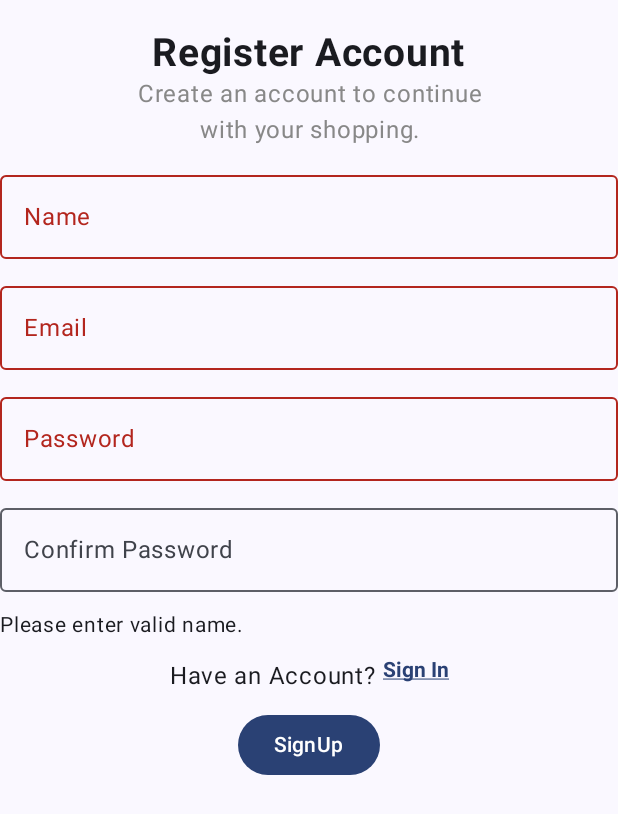
After one commit to Hysgddyhd/Gadget_item_list-android, an Android app built with Jetpack Compose: the composable PersonSignUpScreen shown on its own in the app's theme, on a phone screen of 412 x 824 dp. The commit adds this screen. Shown: the top 814 px of the screen. Run offline under Robolectric (Android 15) with nearby library versions, the phone set to English and light mode, and no system bars; our stand-ins replace Firebase (no records; nobody signed in at launch, a user with empty details on screens opened directly).

Commit message:
change user profile layout

```diff
--- a/app/src/main/java/com/example/gadgetlist/data/GoodsRepository.kt
+++ b/app/src/main/java/com/example/gadgetlist/data/GoodsRepository.kt
@@ -40,4 +40,13 @@ interface GoodsRepository {
      * Update item in the data source
      */
     suspend fun updateGood(good: Good)
+
+    //create user
+    suspend fun createUser(user: User)
+    //update user info
+    suspend fun updateUser(user: User)
+    //get user info
+    fun getUserById(uid:String): Flow<User>
+
+
 }
--- a/app/src/main/java/com/example/gadgetlist/data/InventoryDatabase.kt
+++ b/app/src/main/java/com/example/gadgetlist/data/InventoryDatabase.kt
@@ -5,8 +5,8 @@ import android.util.Log
 import androidx.room.Database
 import androidx.room.Room
 import androidx.room.RoomDatabase
-
-@Database(entities = [Good::class], version = 1, exportSchema = true)
+//add user table
+@Database(entities = [Good::class,User::class], version = 2, exportSchema = true)
 abstract class InventoryDatabase : RoomDatabase() {
 
     abstract fun goodDao(): GoodDao
--- a/app/src/main/java/com/example/gadgetlist/data/OfflineGoodsRepository.kt
+++ b/app/src/main/java/com/example/gadgetlist/data/OfflineGoodsRepository.kt
@@ -51,6 +51,11 @@ class OfflineGoodsRepository(private val goodDao: GoodDao): GoodsRepository {
 
     override suspend fun updateGood(good: Good) =goodDao.updateGood(good)
 
+    override suspend fun createUser(user: User) =goodDao.createUser(user)
+
+    override suspend fun updateUser(user: User) =goodDao.updateUser(user)
+
+    override fun getUserById(uid: String) = goodDao.getUserById(uid)
 
 
 }
--- a/app/src/main/java/com/example/gadgetlist/ui/AppViewModelProvider.kt
+++ b/app/src/main/java/com/example/gadgetlist/ui/AppViewModelProvider.kt
@@ -10,8 +10,8 @@ import com.example.gadgetlist.ui.home.HomeViewModel
 import com.example.gadgetlist.ui.item.GoodEditViewModel
 import com.example.gadgetlist.ui.item.GoodEntryViewModel
 import com.example.gadgetlist.ui.item.GoodTradeViewModel
-import com.example.gadgetlist.ui.profile.PersonProfileScreen
-import com.example.gadgetlist.ui.profile.PersonProfileViewModel
+import com.example.gadgetlist.ui.login.PersonProfileViewModel
+import com.example.gadgetlist.ui.profile.PersonViewModel
 import com.example.gadgetlist.ui.search.GoodSearchViewModel
 
 object AppViewModelProvider {
@@ -56,6 +56,15 @@ object AppViewModelProvider {
         initializer {
             PersonProfileViewModel(
                 this.createSavedStateHandle(),
+                inventoryApplication().container.goodsRepository,
+                inventoryApplication().container.auth
+            )
+        }
+        //initial PersonViewModel
+        initializer {
+            PersonViewModel(
+                this.createSavedStateHandle(),
+                inventoryApplication().container.goodsRepository,
                 inventoryApplication().container.auth
             )
         }
--- /dev/null
+++ b/app/src/main/java/com/example/gadgetlist/ui/login/PersonSignUpScreen.kt
@@ -0,0 +1,263 @@
+package com.example.gadgetlist.ui.login
+
+
+
+import android.util.Patterns
+import androidx.compose.foundation.clickable
+import androidx.compose.foundation.layout.Arrangement
+import androidx.compose.foundation.layout.Box
+import androidx.compose.foundation.layout.Column
+import androidx.compose.foundation.layout.Row
+import androidx.compose.foundation.layout.Spacer
+import androidx.compose.foundation.layout.fillMaxSize
+import androidx.compose.foundation.layout.fillMaxWidth
+import androidx.compose.foundation.layout.height
+import androidx.compose.foundation.layout.padding
+import androidx.compose.foundation.text.KeyboardOptions
+import androidx.compose.material.icons.Icons
+import androidx.compose.material.icons.filled.Email
+import androidx.compose.material.icons.filled.Error
+import androidx.compose.material.icons.filled.Password
+import androidx.compose.material.icons.filled.Person3
+import androidx.compose.material3.Button
+import androidx.compose.material3.MaterialTheme
+import androidx.compose.material3.OutlinedTextField
+import androidx.compose.material3.Text
+import androidx.compose.runtime.Composable
+import androidx.compose.runtime.getValue
+import androidx.compose.runtime.mutableStateOf
+import androidx.compose.runtime.remember
+import androidx.compose.runtime.rememberCoroutineScope
+import androidx.compose.runtime.setValue
+import androidx.compose.ui.Alignment
+import androidx.compose.ui.Modifier
+import androidx.compose.ui.graphics.Color
+import androidx.compose.ui.text.TextStyle
+import androidx.compose.ui.text.font.FontWeight
+import androidx.compose.ui.text.input.ImeAction
+import androidx.compose.ui.text.input.KeyboardType
+import androidx.compose.ui.text.input.VisualTransformation
+import androidx.compose.ui.text.style.TextAlign
+import androidx.compose.ui.text.style.TextDecoration
+import androidx.compose.ui.unit.dp
+import androidx.compose.ui.unit.sp
+import androidx.compose.material3.Scaffold
+import androidx.compose.material3.SnackbarHost
+import androidx.compose.material3.SnackbarHostState
+import androidx.lifecycle.viewmodel.compose.viewModel
+import com.example.gadgetlist.ui.AppViewModelProvider
+import kotlinx.coroutines.launch
+
+
+@Composable
+fun PersonSignUpScreen(
+    toSign:()->Unit,
+    viewModel: PersonProfileViewModel =viewModel(factory = AppViewModelProvider.Factory),
+) {
+    var confirmPass by remember { mutableStateOf("") }
+    //deteled address and
+    val emailErrorState = remember { mutableStateOf(false) }
+    val passwordErrorState = remember { mutableStateOf(false) }
+    val conPasswordErrorState = remember { mutableStateOf(false) }
+    val nameErrorState = remember { mutableStateOf(false) }
+
+    val animate = remember { mutableStateOf(true) }
+
+    val personProfileUiState = viewModel.personProfileUiState
+    val coroutineScope = rememberCoroutineScope()
+    val snackbarHostState = remember { SnackbarHostState() }
+        Scaffold(
+        snackbarHost = {
+            SnackbarHost(hostState = snackbarHostState)
+        },
+) { contentPadding ->
+    Column(
+        modifier = Modifier
+            .fillMaxSize()
+            .padding(contentPadding),
+        horizontalAlignment = Alignment.CenterHorizontally
+    ) {
+        Row(
+            modifier = Modifier
+                .fillMaxWidth(),
+            verticalAlignment = Alignment.CenterVertically,
+            horizontalArrangement = Arrangement.SpaceBetween
+        ) {
+            Box(modifier = Modifier.weight(0.7f)) {
+                animate.value = !animate.value
+
+            }
+        }
+        Spacer(modifier = Modifier.height(20.dp))
+        Text(
+            text = "Register Account",
+            fontSize = 26.sp,
+            fontWeight = FontWeight.Bold
+        )
+        Text(
+            text = "Create an account to continue\nwith your shopping.",
+            color = Color.Gray,
+            textAlign = TextAlign.Center
+        )
+        Spacer(modifier = Modifier.height(10.dp))
+        //name field
+        OutlinedTextField(
+            value = personProfileUiState.name,
+            isError = nameErrorState.value,
+            onValueChange = { viewModel.updateName(it.trim()) },
+            trailingIcon = { Icons.Filled.Person3 },
+            label = { Text("Name") },
+            keyboardOptions = KeyboardOptions.Default.copy(
+                keyboardType = KeyboardType.Text,
+                imeAction = ImeAction.Next
+            ),
+            visualTransformation = VisualTransformation.None,
+            singleLine = true,
+            modifier = Modifier.fillMaxWidth()
+        )
+
+        Spacer(modifier = Modifier.height(10.dp))
+        //email field
+        OutlinedTextField(
+            value = personProfileUiState.email,
+            isError = emailErrorState.value,
+            onValueChange = { viewModel.updateEmail(it.trim()) },
+            trailingIcon = { Icons.Filled.Email },
+            label = { Text("Email") },
+            keyboardOptions = KeyboardOptions.Default.copy(
+                keyboardType = KeyboardType.Text,
+                imeAction = ImeAction.Next
+            ),
+            visualTransformation = VisualTransformation.None,
+            singleLine = true,
+            modifier = Modifier.fillMaxWidth()
+        )
+        Spacer(modifier = Modifier.height(10.dp))
+
+        //password field
+        OutlinedTextField(
+            value = personProfileUiState.password,
+            isError = passwordErrorState.value,
+            onValueChange = { viewModel.updatePassword(it.trim()) },
+            trailingIcon = { Icons.Filled.Password },
+            label = { Text("Password") },
+            keyboardOptions = KeyboardOptions.Default.copy(
+                keyboardType = KeyboardType.Password,
+                imeAction = ImeAction.Next
+            ),
+            visualTransformation = VisualTransformation.None,
+            singleLine = true,
+            modifier = Modifier.fillMaxWidth()
+        )
+        Spacer(modifier = Modifier.height(10.dp))
+
+        //confirm password field
+        OutlinedTextField(
+            value = confirmPass,
+            isError = conPasswordErrorState.value,
+            onValueChange = { confirmPass = it.trim() },
+            trailingIcon = { Icons.Filled.Password },
+            label = { Text("Confirm Password") },
+            keyboardOptions = KeyboardOptions.Default.copy(
+                keyboardType = KeyboardType.Password,
+                imeAction = ImeAction.Next
+            ),
+            visualTransformation = VisualTransformation.None,
+            singleLine = true,
+            modifier = Modifier.fillMaxWidth()
+        )
+
+
+        Spacer(modifier = Modifier.height(10.dp))
+
+        when {
+            nameErrorState.value -> {
+                ErrorSuggestion(message = "Please enter valid name.")
+            }
+
+            emailErrorState.value -> {
+                ErrorSuggestion(message = "Please enter valid email address.")
+            }
+
+            passwordErrorState.value -> {
+                ErrorSuggestion(message = "Please enter valid password.")
+            }
+
+            conPasswordErrorState.value -> {
+                ErrorSuggestion(message = "Confirm Password miss matched.")
+            }
+        }
+
+        val isNameValid =
+            personProfileUiState.name.isEmpty() || personProfileUiState.name.length < 3
+        //email pattern
+        val pattern = Patterns.EMAIL_ADDRESS
+        val isEmailValid = pattern.matcher(personProfileUiState.email).matches()
+        val isPassValid = personProfileUiState.password.length >= 6
+        val conPassMatch = personProfileUiState.password == confirmPass
+        nameErrorState.value = isNameValid
+        emailErrorState.value = !isEmailValid
+        passwordErrorState.value = !isPassValid
+        conPasswordErrorState.value = !conPassMatch
+
+        Spacer(modifier = Modifier.height(10.dp))
+
+        Row(
+            modifier = Modifier
+                .fillMaxWidth(),
+            horizontalArrangement = Arrangement.Center
+        ) {
+            Text(text = "Have an Account? ")
+            Text(
+                text = "Sign In",
+                fontWeight = FontWeight.Bold,
+                color = MaterialTheme.colorScheme.primary,
+                style = TextStyle(textDecoration = TextDecoration.Underline),
+                modifier = Modifier
+                    .clickable {
+                        toSign()
+                    }
+            )
+        }
+        Spacer(modifier = Modifier.height(10.dp))
+        Button(
+            onClick = {
+                if (!nameErrorState.value && !emailErrorState.value
+                    && !passwordErrorState.value && !conPasswordErrorState.value
+                ) {
+                    viewModel.signUp(toSign)
+                    coroutineScope.launch {
+                        snackbarHostState.showSnackbar("Created User")
+                        viewModel.saveUser()
+
+                    }
+
+                } else {
+
+                }
+
+            },
+        ) {
+            Text("SignUp")
+        }
+    }
+    }
+}
+
+
+
+@Composable
+fun ErrorSuggestion(message: String) {
+    Row(
+        modifier = Modifier
+            .fillMaxWidth(),
+        horizontalArrangement = Arrangement.spacedBy(
+            space = 10.dp
+        ),
+        verticalAlignment = Alignment.CenterVertically
+    ) {
+        Icons.Filled.Error
+        Text(text = message, fontSize = 14.sp)
+    }
+
+}
```
Also changed, not shown: app/src/main/java/com/example/gadgetlist/data/GoodDao.kt (+13 -0 lines), app/src/main/java/com/example/gadgetlist/data/User.kt (added, +15 -0 lines), app/src/main/java/com/example/gadgetlist/ui/login/PersonLoginScreen.kt (renamed from app/src/main/java/com/example/gadgetlist/ui/profile/PersonLoginScreen.kt, +30 -2 lines), app/src/main/java/com/example/gadgetlist/ui/login/PersonProfileViewModel.kt (renamed from app/src/main/java/com/example/gadgetlist/ui/profile/PersonProfileViewModel.kt, +27 -6 lines), app/src/main/java/com/example/gadgetlist/ui/navigation/InventoryNavGraph.kt (+16 -13 lines), app/src/main/java/com/example/gadgetlist/ui/profile/PersonProfileScreen.kt (deleted, +0 -53 lines), app/src/main/java/com/example/gadgetlist/ui/profile/PersonScreen.kt (added, +182 -0 lines), app/src/main/java/com/example/gadgetlist/ui/profile/PersonViewModel.kt (added, +54 -0 lines).
